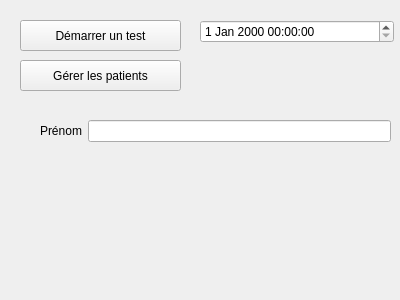
The window that app/gui/home.ui (calou/qt-psymot) describes before a commit, drawn with Qt 5.
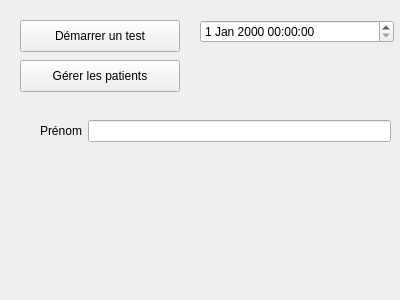
The same window after the commit.

```diff
--- a/app/gui/home.ui
+++ b/app/gui/home.ui
@@ -18,8 +18,8 @@
     <rect>
      <x>20</x>
      <y>20</y>
-     <width>161</width>
-     <height>31</height>
+     <width>160</width>
+     <height>32</height>
     </rect>
    </property>
    <property name="text">
@@ -31,8 +31,8 @@
     <rect>
      <x>20</x>
      <y>60</y>
-     <width>161</width>
-     <height>31</height>
+     <width>160</width>
+     <height>32</height>
     </rect>
    </property>
    <property name="text">
```
